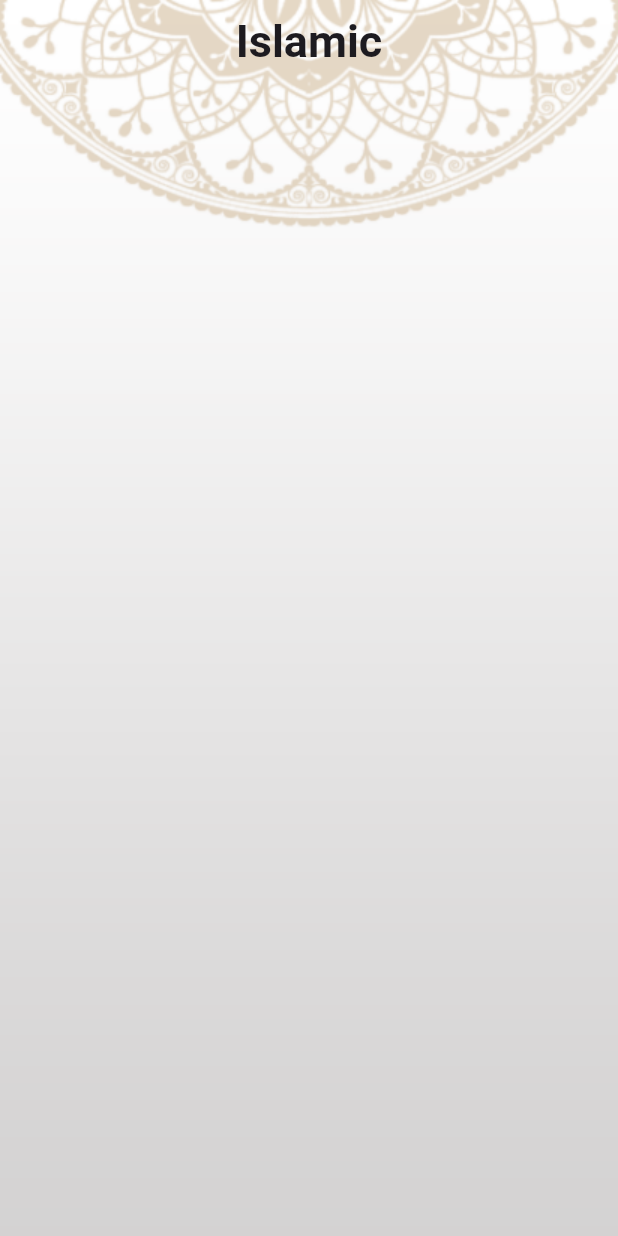
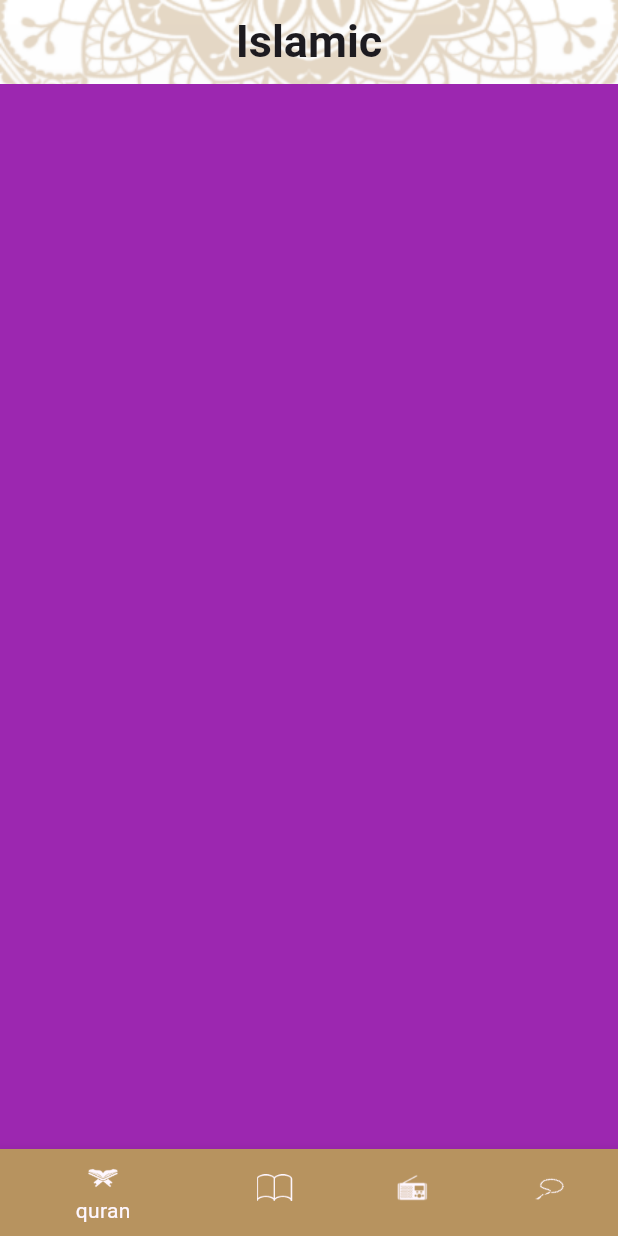
Before and after one commit to mohamed132222/quran_app, a Flutter app: the screen it shows after launch, on a phone screen of 412 x 824 dp. Run offline on Flutter 3.47's test engine with Material 3 defaults, Android fonts, the phone set to English and light mode, and no system bars.

Commit message:
added the screens with container and the bottomnavigationbar in homescreen

```diff
--- a/lib/home_screen/screens/home_screen.dart
+++ b/lib/home_screen/screens/home_screen.dart
@@ -1,7 +1,17 @@
 import 'package:flutter/material.dart';
+import 'package:quran_app/hadeth/screens/hadeth_screen.dart';
+import 'package:quran_app/quran/screens/quran_screen.dart';
+import 'package:quran_app/radio/screens/radio_screen.dart';
 
-class HomeScreen extends StatelessWidget {
+class HomeScreen extends StatefulWidget {
   static const String routeName = "HomeScreen";
+
+  @override
+  State<HomeScreen> createState() => _HomeScreenState();
+}
+
+class _HomeScreenState extends State<HomeScreen> {
+  int selectedIndex = 0;
 
   @override
   Widget build(BuildContext context) {
@@ -17,8 +27,43 @@ class HomeScreen extends StatelessWidget {
           appBar: AppBar(
             title: Text("Islamic"),
           ),
+          bottomNavigationBar: Theme(
+            data: ThemeData(canvasColor: Theme.of(context).primaryColor),
+            child: BottomNavigationBar(
+                currentIndex: selectedIndex,
+                onTap: (value) {
+                  selectedIndex = value;
+                  setState(() {});
+                },
+                items: [
+                  BottomNavigationBarItem(
+                      icon:
+                          ImageIcon(AssetImage("assets/images/icon_quran.png")),
+                      label: "quran"),
+                  BottomNavigationBarItem(
+                      icon: ImageIcon(
+                          AssetImage("assets/images/icon_hadeth.png")),
+                      label: "hadeth"),
+                  BottomNavigationBarItem(
+                      icon:
+                          ImageIcon(AssetImage("assets/images/icon_radio.png")),
+                      label: "radio"),
+                  BottomNavigationBarItem(
+                      icon:
+                          ImageIcon(AssetImage("assets/images/icon_sebha.png")),
+                      label: "sebha"),
+                ]),
+          ),
+          body: tabs[selectedIndex],
         )
       ],
     );
   }
+
+  List<Widget> tabs = [
+    RadioScreen(),
+    QuranScreen(),
+    HadethScreen(),
+    HadethScreen()
+  ];
 }
--- a/lib/my_theme/my_theme.dart
+++ b/lib/my_theme/my_theme.dart
@@ -7,6 +7,8 @@ class MyTheme {
   static const Color darkPrimaryColor = Color(0xff141A2E);
   static const Color yellowColor = Color(0xffFACC1D);
   static ThemeData lightTheme = ThemeData(
+      bottomNavigationBarTheme: BottomNavigationBarThemeData(
+          selectedItemColor: blackColor, unselectedItemColor: whiteColor),
       textTheme: TextTheme(
           titleLarge: TextStyle(
               fontSize: 30, fontWeight: FontWeight.w700, color: blackColor),
--- /dev/null
+++ b/lib/radio/screens/radio_screen.dart
@@ -0,0 +1,10 @@
+import 'package:flutter/material.dart';
+
+class RadioScreen extends StatelessWidget {
+  @override
+  Widget build(BuildContext context) {
+    return Container(
+      color: Colors.purple,
+    );
+  }
+}
```
